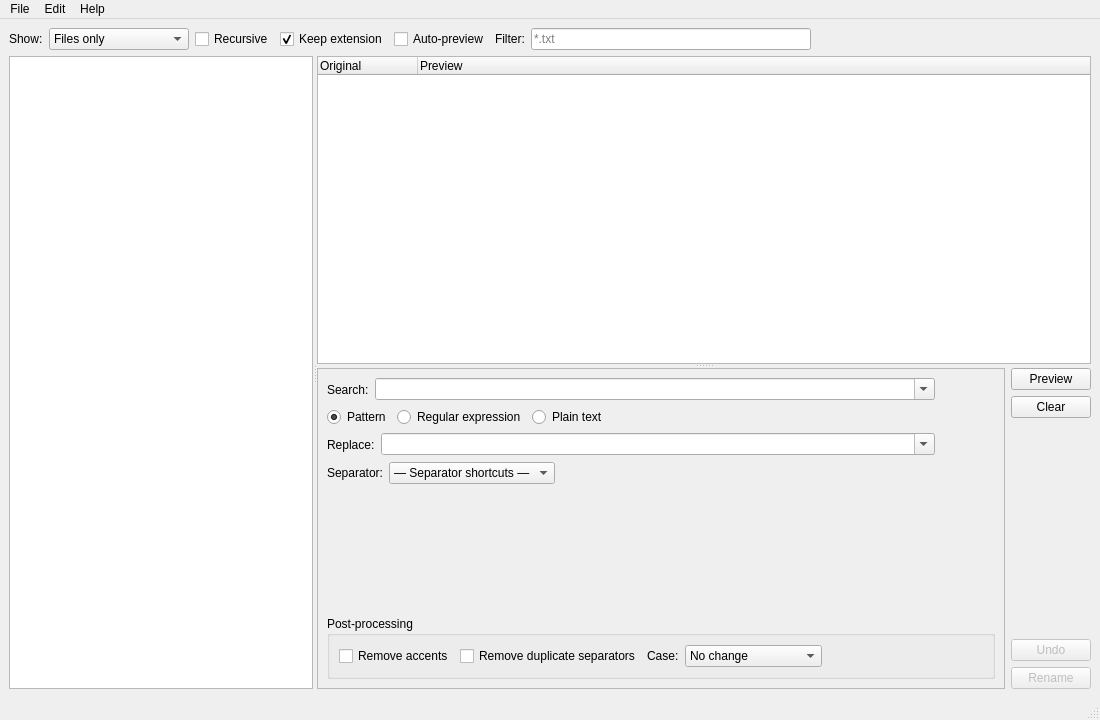
First picture: the form in src/pbrenamer/ui/main_window.ui, repository ppoilbarbe/PBRenamer, before the edit.
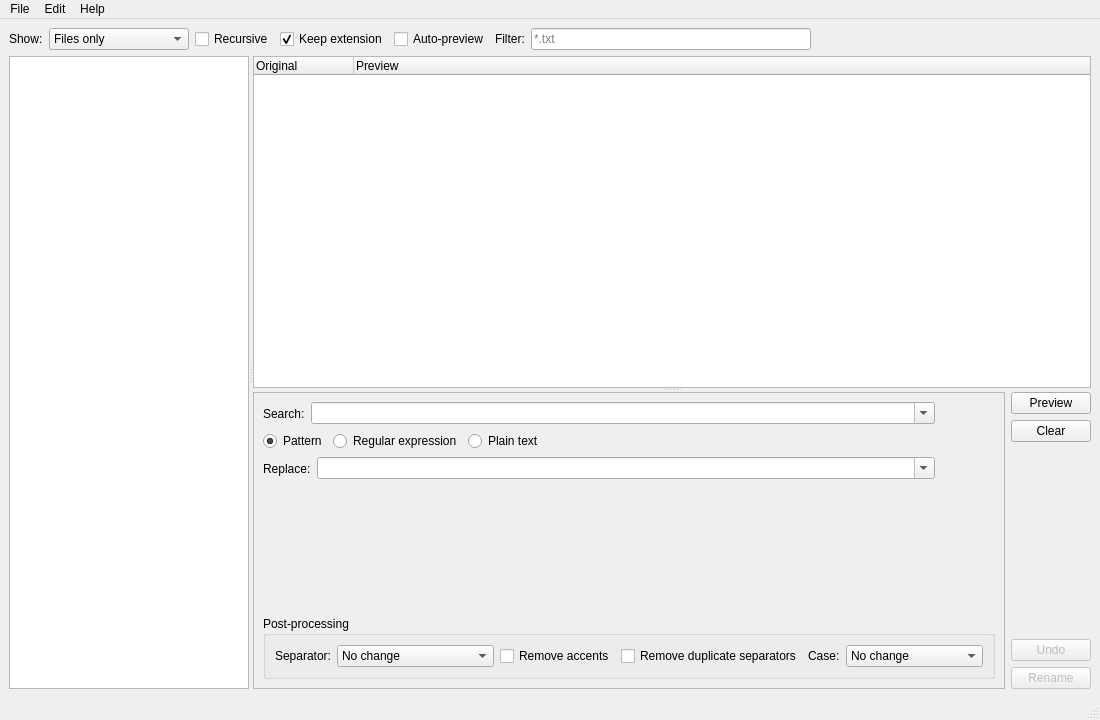
Second picture: the form after the edit.

Commit message: feat: add {im:}/{au:} metadata fields, separator post-processing, and preview scoping

The edit to the form file:
```diff
--- a/src/pbrenamer/ui/main_window.ui
+++ b/src/pbrenamer/ui/main_window.ui
@@ -231,37 +231,6 @@
               </item>
              </layout>
             </item>
-            <item>
-             <layout class="QHBoxLayout">
-              <item>
-               <widget class="QLabel">
-                <property name="text"><string>Separator:</string></property>
-                <property name="minimumWidth"><number>60</number></property>
-               </widget>
-              </item>
-              <item>
-               <widget class="QComboBox" name="cmbSpaces">
-                <property name="toolTip"><string>Separator shortcut</string></property>
-                <property name="statusTip"><string>Select a separator conversion to fill in the search and replacement fields in regex mode</string></property>
-                <item><property name="text"><string>— Separator shortcuts —</string></property></item>
-                <item><property name="text"><string>Spaces → underscores</string></property></item>
-                <item><property name="text"><string>Underscores → spaces</string></property></item>
-                <item><property name="text"><string>Spaces → dots</string></property></item>
-                <item><property name="text"><string>Dots → spaces</string></property></item>
-                <item><property name="text"><string>Spaces → dashes</string></property></item>
-                <item><property name="text"><string>Dashes → spaces</string></property></item>
-               </widget>
-              </item>
-              <item>
-               <spacer>
-                <property name="orientation"><enum>Qt::Horizontal</enum></property>
-                <property name="sizeHint" stdset="0">
-                 <size><width>40</width><height>20</height></size>
-                </property>
-               </spacer>
-              </item>
-             </layout>
-            </item>
             <item>
              <spacer>
               <property name="orientation"><enum>Qt::Vertical</enum></property>
@@ -275,6 +244,24 @@
               <property name="title"><string>Post-processing</string></property>
               <property name="minimumHeight"><number>60</number></property>
               <layout class="QHBoxLayout">
+               <item>
+                <widget class="QLabel">
+                 <property name="text"><string>Separator:</string></property>
+                </widget>
+               </item>
+               <item>
+                <widget class="QComboBox" name="cmbSpaces">
+                 <property name="toolTip"><string>Separator conversion</string></property>
+                 <property name="statusTip"><string>Apply a separator conversion to each renamed file name after applying the pattern</string></property>
+                 <item><property name="text"><string>No change</string></property></item>
+                 <item><property name="text"><string>Spaces → underscores</string></property></item>
+                 <item><property name="text"><string>Underscores → spaces</string></property></item>
+                 <item><property name="text"><string>Spaces → dots</string></property></item>
+                 <item><property name="text"><string>Dots → spaces</string></property></item>
+                 <item><property name="text"><string>Spaces → dashes</string></property></item>
+                 <item><property name="text"><string>Dashes → spaces</string></property></item>
+                </widget>
+               </item>
                <item>
                 <widget class="QCheckBox" name="chkRemoveAccents">
                  <property name="text"><string>Remove accents</string></property>
```
The commit also changes 13 other files.
